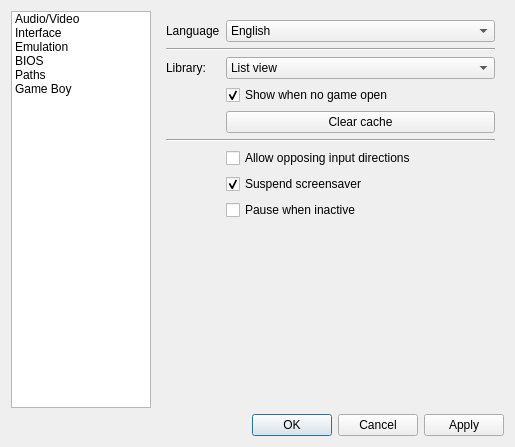
Qt form Libretro/mgba/src/platform/qt/SettingsView.ui (kiddreads/Avalon-copy2) before a commit.
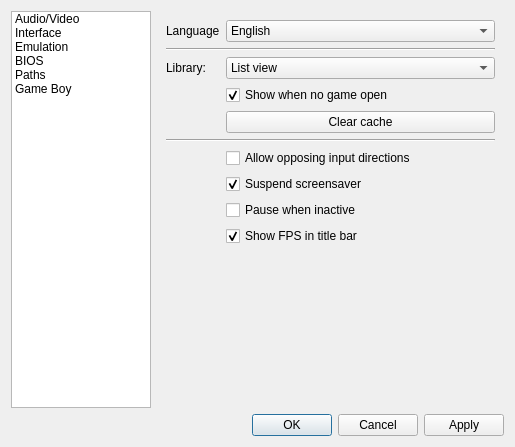
The same form after that commit. The open tabs and pages were chosen to show the change.

What changed in the file:
```diff
--- a/Libretro/mgba/src/platform/qt/SettingsView.ui
+++ b/Libretro/mgba/src/platform/qt/SettingsView.ui
@@ -495,6 +495,16 @@
          </property>
         </widget>
        </item>
+       <item row="9" column="1">
+        <widget class="QCheckBox" name="showFps">
+         <property name="text">
+          <string>Show FPS in title bar</string>
+         </property>
+         <property name="checked">
+          <bool>true</bool>
+         </property>
+        </widget>
+       </item>
       </layout>
      </widget>
      <widget class="QWidget" name="emulation">
```
